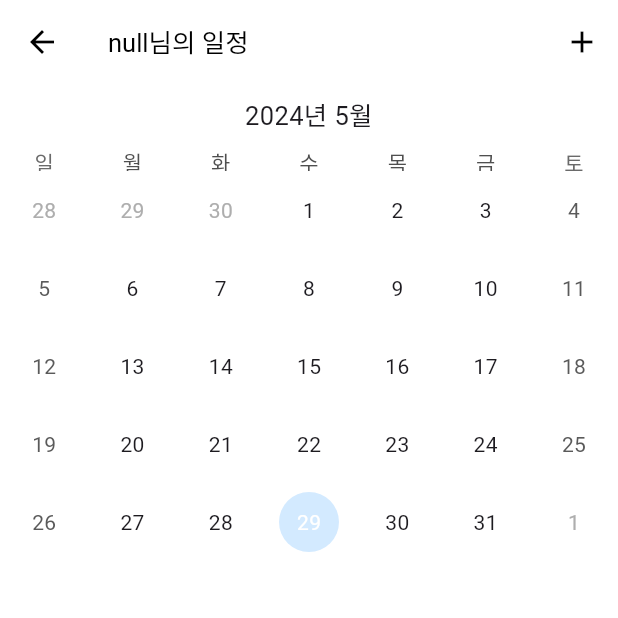
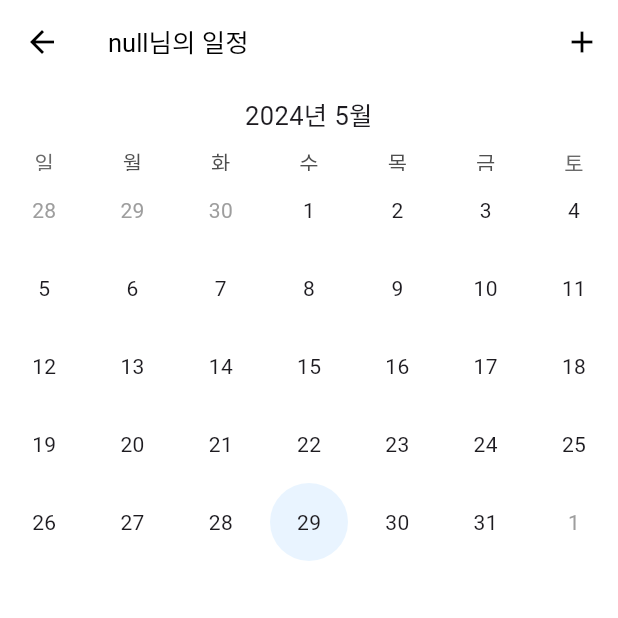
Before and after one commit to salt-bread-tech/nabi, a Flutter app: the HomeScreen screen opened by its route, after a tap on "일정", on a phone screen of 412 x 824 dp, the top half of it. Run offline on Flutter 3.47's test engine with Material 3 defaults, Android fonts, the phone set to English and light mode, and no system bars; drawn by our look-alikes of table_calendar, timelines; our stand-ins replace carousel_slider, fl_chart, flutter_chat_types, flutter_chat_ui, flutter_secure_storage, flutter_slidable and 7 more; missing offline and left inert: google_ml_kit; accounts and stored records are empty; network calls fail.

```diff
--- a/lib/screen/screen_schedule_calendar.dart
+++ b/lib/screen/screen_schedule_calendar.dart
@@ -490,6 +490,52 @@ class _ScheduleCalendarState extends State<ScheduleCalendar> {
             },
             calendarFormat: CalendarFormat.month,
             eventLoader: getEventForDay,
+            calendarBuilders: CalendarBuilders(
+              selectedBuilder: (context, day, focusedDay) {
+                return Container(
+                    width: 40,
+                    decoration: BoxDecoration(
+                      shape: BoxShape.circle,
+                      color: AppTheme.pastelBlue.withOpacity(0.5),
+                    ),
+                    child: Center(
+                      child: Text(
+                        '${day.day}',
+                        style: TextStyle().copyWith(),
+                      ),
+                    ));
+              },
+              defaultBuilder: (context, day, focusedDay) {
+                return Center(
+                  child: Text(
+                    '${day.day}',
+                    style: TextStyle().copyWith(),
+                  ),
+                );
+              },
+              outsideBuilder: (context, day, focusedDay) {
+                return Center(
+                  child: Text(
+                    '${day.day}',
+                    style: TextStyle().copyWith(color: Colors.grey),
+                  ),
+                );
+              },
+              todayBuilder: (context, day, focusedDay) {
+                return Container(
+                    width: 40,
+                    decoration: BoxDecoration(
+                      shape: BoxShape.circle,
+                      color: AppTheme.pastelYellow,
+                    ),
+                    child: Center(
+                      child: Text(
+                        '${day.day}',
+                        style: TextStyle().copyWith(),
+                      ),
+                    ));
+              },
+            ),
           ),
           Expanded(
               child: Timeline.tileBuilder(
--- a/lib/widgets/widget_weekly_calendar.dart
+++ b/lib/widgets/widget_weekly_calendar.dart
@@ -5,8 +5,6 @@ import 'package:iconsax/iconsax.dart';
 import 'package:table_calendar/table_calendar.dart';
 
 import '../assets/theme.dart';
-
-
 
 class WidgetCalendar extends StatefulWidget {
   final Function(DateTime) onDateSelected;
@@ -74,6 +72,52 @@ class _WidgetCalendarState extends State<WidgetCalendar> {
         widget.onDateSelected(selectedDay);
       },
       calendarFormat: CalendarFormat.week,
+      calendarBuilders: CalendarBuilders(
+        selectedBuilder: (context, day, focusedDay) {
+          return Container(
+              width: 40,
+              decoration: BoxDecoration(
+                shape: BoxShape.circle,
+                color: AppTheme.pastelBlue.withOpacity(0.5),
+              ),
+              child: Center(
+                child: Text(
+                  '${day.day}',
+                  style: TextStyle().copyWith(),
+                ),
+              ));
+        },
+        defaultBuilder: (context, day, focusedDay) {
+          return Center(
+            child: Text(
+              '${day.day}',
+              style: TextStyle().copyWith(),
+            ),
+          );
+        },
+        outsideBuilder: (context, day, focusedDay) {
+          return Center(
+            child: Text(
+              '${day.day}',
+              style: TextStyle().copyWith(color: Colors.grey),
+            ),
+          );
+        },
+        todayBuilder: (context, day, focusedDay) {
+          return Container(
+              width: 40,
+              decoration: BoxDecoration(
+                shape: BoxShape.circle,
+                color: AppTheme.pastelYellow,
+              ),
+              child: Center(
+                child: Text(
+                  '${day.day}',
+                  style: TextStyle().copyWith(),
+                ),
+              ));
+        },
+      ),
     );
   }
 }
```
Also changed, not shown: lib/widgets/widget_weeklyCalendar2.dart (+46 -0 lines).
